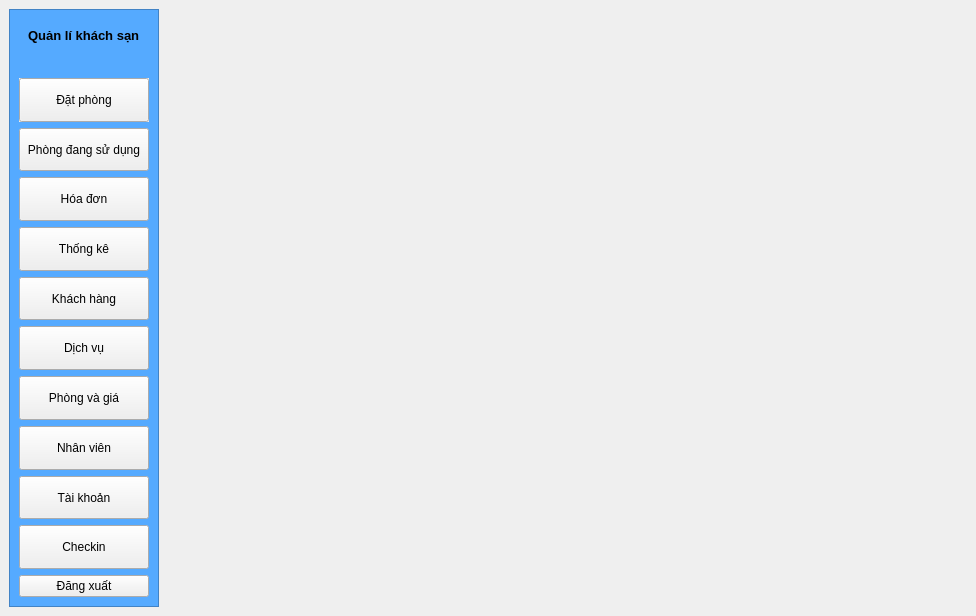
Above: view/Menu/menu_ui.ui from loimaxto/DoAnPython before the change. Below: the same form after it.
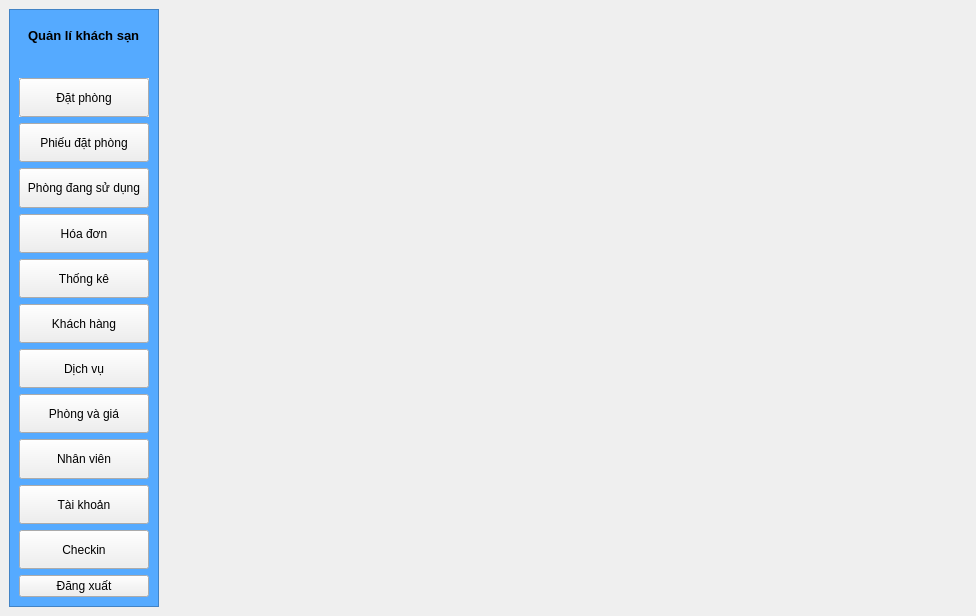
That is the form after the change.

Commit message: update danh sach phieu dat

```diff
--- a/view/Menu/menu_ui.ui
+++ b/view/Menu/menu_ui.ui
@@ -138,6 +138,25 @@
             </property>
            </widget>
           </item>
+          <item>
+           <widget class="QPushButton" name="phieuDatPhongBtn">
+            <property name="sizePolicy">
+             <sizepolicy hsizetype="Minimum" vsizetype="Preferred">
+              <horstretch>0</horstretch>
+              <verstretch>0</verstretch>
+             </sizepolicy>
+            </property>
+            <property name="cursor">
+             <cursorShape>ArrowCursor</cursorShape>
+            </property>
+            <property name="focusPolicy">
+             <enum>Qt::TabFocus</enum>
+            </property>
+            <property name="text">
+             <string>Phiếu đặt phòng</string>
+            </property>
+           </widget>
+          </item>
           <item>
            <widget class="QPushButton" name="phongSuDungBtn">
             <property name="sizePolicy">
```
The commit also changes 7 other files.
